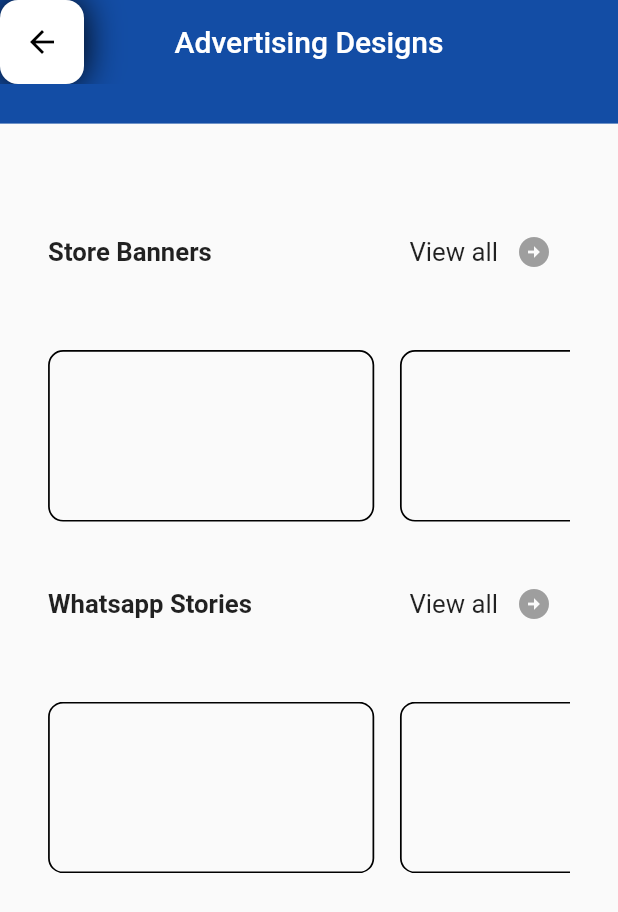
After one commit to Pulkit2306/Vyavsay, a Flutter app: the Name screen opened directly, on a phone screen of 412 x 824 dp. The commit adds this screen. Shown: the top 912 px of the screen. Run offline on Flutter 3.47's test engine with Material 2 defaults, Android fonts, the phone set to English and light mode, and no system bars; our stand-ins replace animated_splash_screen, carousel_slider, flutter_screenutil, pin_code_fields; project files that could hold a hidden picture were left out.

Commit message:
name screens

```diff
--- a/vyavsay/lib/main.dart
+++ b/vyavsay/lib/main.dart
@@ -1,4 +1,5 @@
 import 'package:flutter/material.dart';
+import 'package:vyavsay/name/name.dart';
 import 'package:vyavsay/splash_page.dart';
 // import 'package:vyavsay/sridhar.dart';
 // import 'package:vyavsay/sridhar1.dart';
--- /dev/null
+++ b/vyavsay/lib/name/name.dart
@@ -0,0 +1,189 @@
+// ignore_for_file: prefer_const_constructors, prefer_const_literals_to_create_immutables
+
+import 'package:flutter/material.dart';
+import 'package:flutter_screenutil/flutter_screenutil.dart';
+import 'package:vyavsay/name/store_banner2.dart';
+import 'package:vyavsay/name/store_banners1.dart';
+
+class Name extends StatelessWidget {
+  const Name({Key? key}) : super(key: key);
+
+  @override
+  Widget build(BuildContext context) {
+    ScreenUtil.init(context, designSize: const Size(360, 800));
+    return Scaffold(
+      appBar: PreferredSize(
+        preferredSize: Size.fromHeight(80.h),
+        child: AppBar(
+          leading: Container(
+            decoration: BoxDecoration(
+              color: Colors.white,
+              borderRadius: BorderRadius.circular(12),
+              boxShadow: [
+                BoxShadow(
+                  blurRadius: 20,
+                ),
+              ],
+            ),
+            child: Icon(
+              Icons.arrow_back,
+              color: Colors.black,
+            ),
+          ),
+          elevation: 0,
+          backgroundColor: const Color(0xFF134DA5),
+          centerTitle: true,
+          title: const Text("Advertising Designs"),
+        ),
+      ),
+      body: Padding(
+        padding: EdgeInsets.symmetric(
+          horizontal: 28.0.w,
+          vertical: 35.h,
+        ),
+        child: Column(
+          children: [
+            SizedBox(
+              height: 25.h,
+            ),
+            Row(
+              mainAxisAlignment: MainAxisAlignment.spaceBetween,
+              children: [
+                Text(
+                  "Store Banners",
+                  style: TextStyle(
+                    fontSize: 15.sp,
+                    fontWeight: FontWeight.bold,
+                  ),
+                ),
+                Row(
+                  children: [
+                    Text(
+                      "View all",
+                      style: TextStyle(
+                        fontSize: 15.sp,
+                      ),
+                    ),
+                    IconButton(
+                      onPressed: () {
+                        Navigator.of(context).push(
+                          MaterialPageRoute(
+                            builder: (context) => StoreBanners(),
+                          ),
+                        );
+                      },
+                      icon: Icon(Icons.arrow_circle_right),
+                      color: Colors.grey,
+                    ),
+                  ],
+                ),
+              ],
+            ),
+            SizedBox(
+              height: 40.h,
+            ),
+            SingleChildScrollView(
+              scrollDirection: Axis.horizontal,
+              child: Row(
+                children: [
+                  Container(
+                    height: 111.h,
+                    width: 190.w,
+                    decoration: BoxDecoration(
+                      borderRadius: BorderRadius.circular(10),
+                      border: Border.all(
+                        width: 1.w,
+                      ),
+                    ),
+                  ),
+                  SizedBox(
+                    width: 15.w,
+                  ),
+                  Container(
+                    height: 111.h,
+                    width: 190.w,
+                    decoration: BoxDecoration(
+                      borderRadius: BorderRadius.circular(10),
+                      border: Border.all(
+                        width: 1.w,
+                      ),
+                    ),
+                  ),
+                ],
+              ),
+            ),
+            SizedBox(
+              height: 30.h,
+            ),
+            Row(
+              mainAxisAlignment: MainAxisAlignment.spaceBetween,
+              children: [
+                Text(
+                  "Whatsapp Stories",
+                  style: TextStyle(
+                    fontSize: 15.sp,
+                    fontWeight: FontWeight.bold,
+                  ),
+                ),
+                Row(
+                  children: [
+                    Text(
+                      "View all",
+                      style: TextStyle(
+                        fontSize: 15.sp,
+                      ),
+                    ),
+                    IconButton(
+                      onPressed: () {
+                        Navigator.of(context).push(
+                          MaterialPageRoute(
+                            builder: (context) => WhatsApp(),
+                          ),
+                        );
+                      },
+                      icon: Icon(Icons.arrow_circle_right),
+                      color: Colors.grey,
+                    ),
+                  ],
+                ),
+              ],
+            ),
+            SizedBox(
+              height: 40.h,
+            ),
+            SingleChildScrollView(
+              scrollDirection: Axis.horizontal,
+              child: Row(
+                children: [
+                  Container(
+                    height: 111.h,
+                    width: 190.w,
+                    decoration: BoxDecoration(
+                      borderRadius: BorderRadius.circular(10),
+                      border: Border.all(
+                        width: 1.w,
+                      ),
+                    ),
+                  ),
+                  SizedBox(
+                    width: 15.w,
+                  ),
+                  Container(
+                    height: 111.h,
+                    width: 190.w,
+                    decoration: BoxDecoration(
+                      borderRadius: BorderRadius.circular(10),
+                      border: Border.all(
+                        width: 1.w,
+                      ),
+                    ),
+                  ),
+                ],
+              ),
+            ),
+          ],
+        ),
+      ),
+    );
+  }
+}
--- a/vyavsay/lib/splash_page.dart
+++ b/vyavsay/lib/splash_page.dart
@@ -3,12 +3,14 @@
 import 'package:animated_splash_screen/animated_splash_screen.dart';
 import 'package:flutter/material.dart';
 import 'package:vyavsay/welcome/welcome.dart';
+import 'package:flutter_screenutil/flutter_screenutil.dart';
 
 class SplashScreen extends StatelessWidget {
   const SplashScreen({Key? key}) : super(key: key);
 
   @override
   Widget build(BuildContext context) {
+    ScreenUtil.init(context, designSize: const Size(360, 800));
     return AnimatedSplashScreen(
       splash: Column(
         mainAxisAlignment: MainAxisAlignment.spaceEvenly,
```
Also changed, not shown: vyavsay/lib/name/store_banner2.dart (added, +113 -0 lines), vyavsay/lib/name/store_banners1.dart (added, +105 -0 lines).
